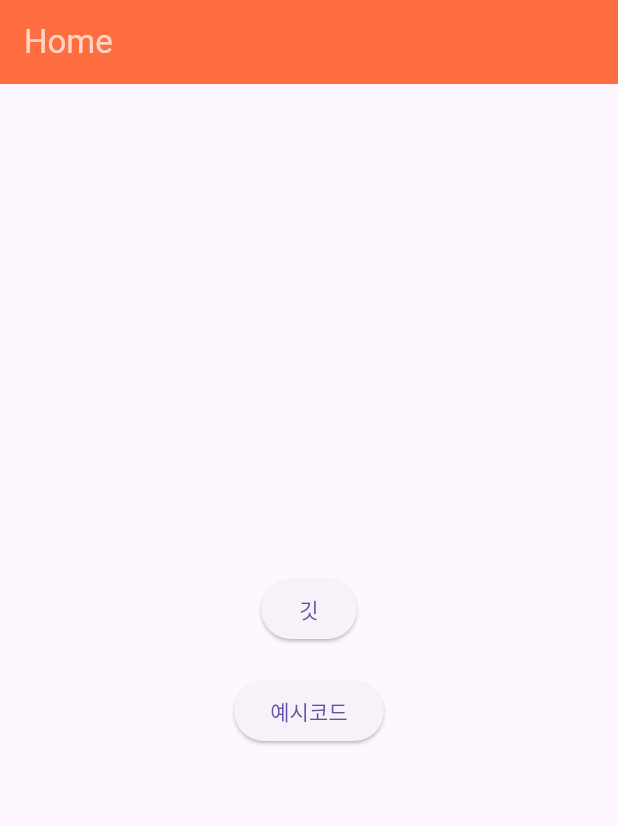
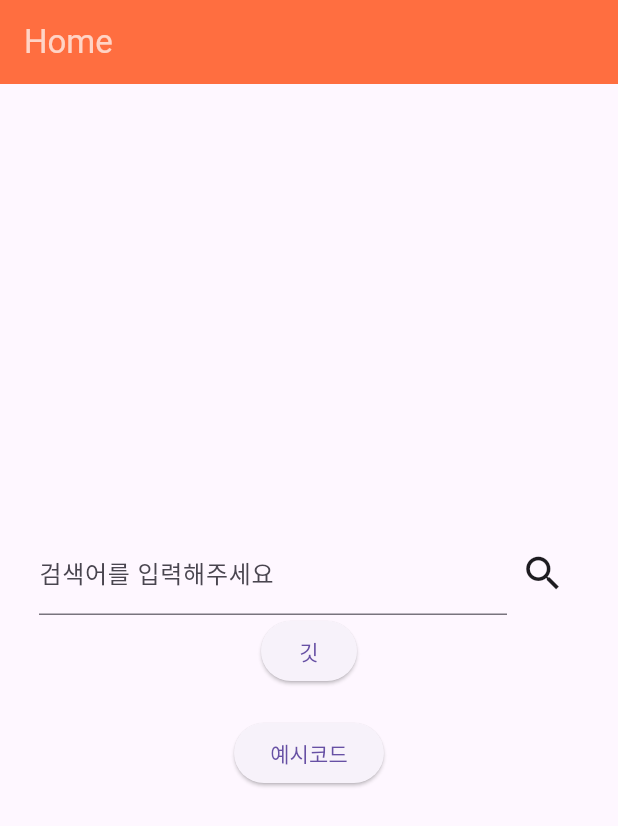
Before and after one commit to Team-PackUp/packup-mobile, a Flutter app: the Home screen opened by its route, on a phone screen of 412 x 824 dp. Shown: the top 826 px of the screen. Run offline on Flutter 3.47's test engine with Material 3 defaults, Android fonts, the phone set to English and light mode, and no system bars; our stand-ins replace dio, flutter_dotenv, flutter_secure_storage, flutter_signin_button, get, go_router and 4 more; missing offline and left inert: flutter_quill, flutter_quill_extensions, kakao_flutter_sdk_user, tosspayments_widget_sdk_flutter; accounts and stored records are empty.

Commit message:
feat: 검색바 위젯 추가

```diff
--- a/lib/view/home/home.dart
+++ b/lib/view/home/home.dart
@@ -1,17 +1,21 @@
 import 'package:flutter/material.dart';
+import 'package:provider/provider.dart';
 
 import 'package:packup/const/color.dart';
+import 'package:packup/widget/payment/toss/toss_payment/toss_payment.dart';
+import 'package:packup/widget/payment/toss/toss_widget/toss_payment2.dart';
 
-import 'package:packup/widget/payment/toss/toss_payment/toss_payment.dart';
-
-import 'package:packup/widget/payment/toss/toss_widget/toss_payment2.dart';
+import 'package:packup/widget/search/custom_search_view_model.dart';
+import 'package:packup/widget/search/custom_search_bar.dart';
 
 class Home extends StatelessWidget {
   const Home({super.key});
 
   @override
   Widget build(BuildContext context) {
-    return Scaffold(
+    return ChangeNotifierProvider(
+      create: (_) => CustomSearchViewModel()..setApiUrl('home/search'),
+      child: Scaffold(
         appBar: AppBar(
           automaticallyImplyLeading: false,
           backgroundColor: PRIMARY_COLOR,
@@ -21,13 +25,16 @@ class Home extends StatelessWidget {
           child: Column(
             mainAxisSize: MainAxisSize.min,
             children: [
+              Padding(
+                padding: const EdgeInsets.only(left: 10, right: 10),
+                child: CustomSearchBar(),
+              ),
               ElevatedButton(
                 onPressed: () {
                   Navigator.push(
                     context,
                     MaterialPageRoute(
-                    builder: (context) =>
-                    const TossPayment(title: 'Tosspayments1'),
+                      builder: (context) => const TossPayment(title: 'Tosspayments1'),
                     ),
                   );
                 },
@@ -39,8 +46,7 @@ class Home extends StatelessWidget {
                   Navigator.push(
                     context,
                     MaterialPageRoute(
-                    builder: (context) =>
-                    const TossPayment2(),
+                      builder: (context) => const TossPayment2(),
                     ),
                   );
                 },
@@ -49,6 +55,7 @@ class Home extends StatelessWidget {
             ],
           ),
         ),
+      ),
     );
   }
 }
--- /dev/null
+++ b/lib/widget/search/custom_search_bar.dart
@@ -0,0 +1,57 @@
+import 'package:flutter/material.dart';
+import 'package:provider/provider.dart';
+import 'package:packup/widget/search/custom_search_view_model.dart';
+
+class CustomSearchBar extends StatefulWidget {
+  CustomSearchBar({Key? key}) : super(key: key);
+
+  @override
+  _CustomSearchBarState createState() => _CustomSearchBarState();
+}
+
+class _CustomSearchBarState extends State<CustomSearchBar> {
+  late TextEditingController searchController;
+
+  @override
+  void initState() {
+    super.initState();
+    searchController = TextEditingController();
+  }
+
+  @override
+  void dispose() {
+    searchController.dispose();
+    super.dispose();
+  }
+
+  @override
+  Widget build(BuildContext context) {
+    return AppBar(
+      automaticallyImplyLeading: false,
+      title: Row(
+        children: [
+          Expanded(
+            child: TextField(
+              controller: searchController,
+              decoration: InputDecoration(
+                labelText: "검색어를 입력해주세요",
+              ),
+              onChanged: (value) {
+                context.read<CustomSearchViewModel>().setSearchText(value);
+              },
+            ),
+          ),
+          IconButton(
+            icon: Icon(
+              Icons.search,
+              size: 30,
+            ),
+            onPressed: () {
+              context.read<CustomSearchViewModel>().fetchResults();
+            },
+          ),
+        ],
+      ),
+    );
+  }
+}
--- /dev/null
+++ b/lib/widget/search/custom_search_view_model.dart
@@ -0,0 +1,25 @@
+import 'package:flutter/foundation.dart';
+import 'package:packup/Common/util.dart';
+import 'package:packup/const/const.dart';
+
+class CustomSearchViewModel with ChangeNotifier {
+  String _searchText = '';
+  String _apiUrl = '';
+
+  String get searchText => _searchText;
+  String get apiUrl => _apiUrl;
+
+  void setSearchText(String value) {
+    _searchText = value;
+    notifyListeners();
+  }
+
+  void setApiUrl(String url) {
+    _apiUrl = url;
+    notifyListeners();
+  }
+
+  Future<void> fetchResults() async {
+    logger('URL: $_apiUrl, 입력 텍스트: $_searchText', INFO);
+  }
+}
```
Also changed, not shown: lib/view/Index.dart (+5 -4 lines), lib/view/schedule/schedule.dart (+12 -3 lines). Lines whose indentation alone changed are shown as unchanged.
